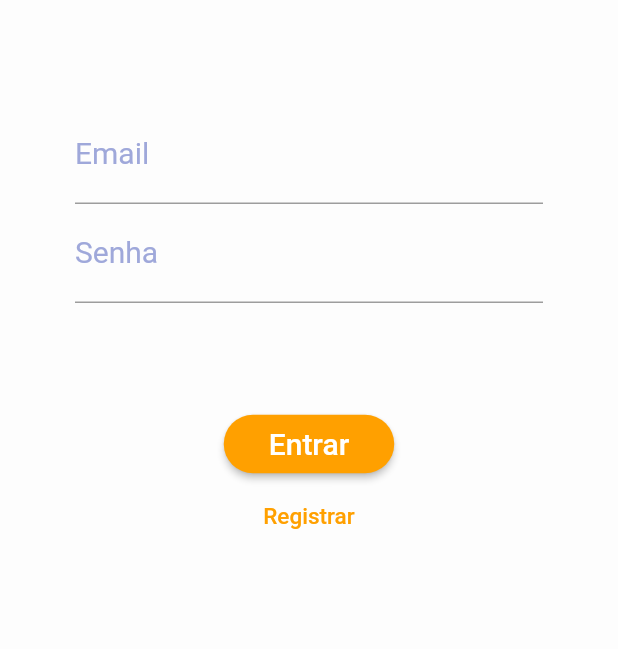
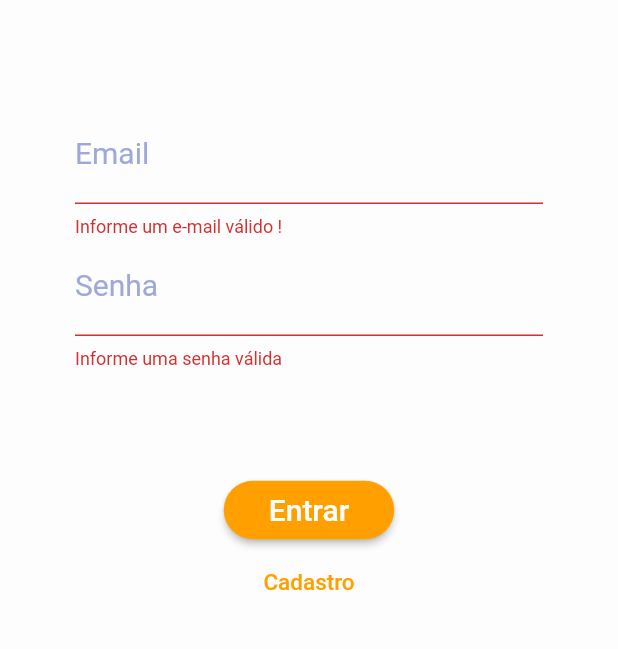
Before and after one commit to ICEI-PUC-Minas-PPLES-TI/plf-es-2021-1-ti5-6702100-leil-on, a Flutter app: the screen it shows after launch, after a tap on "Entrar", on a phone screen of 412 x 824 dp, the part 153-802 px from its top. Run offline on Flutter 3.47's test engine with Material 2 defaults, Android fonts, the phone set to English and light mode, and no system bars.

Commit message:
atualizacao front end

```diff
--- a/codigo/front-end/Leil_on/lib/main.dart
+++ b/codigo/front-end/Leil_on/lib/main.dart
@@ -1,5 +1,7 @@
+import 'package:Leil_on/controller/autenticacao.dart';
 import 'package:Leil_on/view/acesso.dart';
 import 'package:flutter/material.dart';
+import 'package:provider/provider.dart';
 
 void main() {
   runApp(MyApp());
@@ -9,7 +11,13 @@ class MyApp extends StatelessWidget {
   // This widget is the root of your application.
   @override
   Widget build(BuildContext context) {
-    return MaterialApp(
+    return MultiProvider(
+      providers: [
+        ChangeNotifierProvider(
+          create: (_) => new Autenticacao(),
+        ),
+      ],
+      child: MaterialApp(
         title: 'Flutter Demo',
         debugShowCheckedModeBanner: false,
         theme: ThemeData(
@@ -17,6 +25,7 @@ class MyApp extends StatelessWidget {
           visualDensity: VisualDensity.adaptivePlatformDensity,
         ),
         home: Acesso(),
+      ),
     );
   }
 }
--- /dev/null
+++ b/codigo/front-end/Leil_on/lib/utils/ExcecaoAcesso.dart
@@ -0,0 +1,23 @@
+class ExcecaoAcesso implements Exception {
+  static const Map<String, String> errors = {
+    'EMAIL_EXISTS': 'E-mail já usado por outra conta',
+    'OPERATION_NOT_ALLOWED': ' Operação não permitida',
+    'TOO_MANY_ATTEMPTS_TRY_LATER': 'Tente mais tarde',
+    'EMAIL_NOT_FOUND': 'E-mail não encontrado',
+    'INVALID_PASSWORD': 'Senha inválida',
+    'USER_DISABLED': 'Conta desativada',
+  };
+
+  final String key;
+
+  const ExcecaoAcesso(this.key);
+
+  @override
+  String toString() {
+    if (errors.containsKey(key)) {
+      return errors[key];
+    } else {
+      return 'Ocorreu um erro na autenticação';
+    }
+  }
+}
--- a/codigo/front-end/Leil_on/lib/view/acesso.dart
+++ b/codigo/front-end/Leil_on/lib/view/acesso.dart
@@ -1,6 +1,9 @@
+import 'package:Leil_on/controller/autenticacao.dart';
+import 'package:Leil_on/utils/ExcecaoAcesso.dart';
 import 'package:flutter/material.dart';
+import 'package:provider/provider.dart';
 
-enum AythMode { Signup, Login }
+enum AuthMode { Signup, Login }
 
 class Acesso extends StatefulWidget {
   Acesso({Key key}) : super(key: key);
@@ -11,18 +14,77 @@ class Acesso extends StatefulWidget {
 
 class _AcessoState extends State<Acesso> {
   GlobalKey<FormState> _form = GlobalKey();
+  bool _isLoading = false;
+  AuthMode _authMode = AuthMode.Login;
   bool ehLogin = true;
+
+  //Autenticacao auth=
+
+  final Map<String, String> _authData = {
+    'nome': '',
+    'email': '',
+    'senha': '',
+    'celular': '',
+    'CEP': '',
+  };
 
   void _switchAutMod() {
     if (ehLogin) {
       setState(() {
         ehLogin = false;
+        _authMode = AuthMode.Signup;
       });
     } else {
       setState(() {
         ehLogin = true;
+        _authMode = AuthMode.Login;
       });
     }
+  }
+
+  Future<void> _submit() async {
+    if (!_form.currentState.validate()) {
+      return;
+    }
+
+    setState(() {
+      _isLoading = true;
+    });
+
+    _form.currentState.save();
+
+    Autenticacao auth = Provider.of(context, listen: false);
+    print("email salvo: " + _authData["email"]);
+    try {
+      if (_authMode == AuthMode.Login) {
+        if (_authData["senha"].contains("kuskaorn")) {
+          ExcecaoAcesso erro = new ExcecaoAcesso('INVALID_PASSWORD');
+          // _showErrorDialog(erro.toString());
+        } else {
+          await auth.login(
+            _authData["email"],
+            _authData["senha"],
+          );
+        }
+      } else {
+        await auth.signup(
+          _authData["email"],
+          _authData["nome"],
+          _authData["senha"],
+          _authData["CEP"],
+          _authData["celular"],
+        );
+        //   _showConfirmDialog();
+      }
+    } on ExcecaoAcesso catch (error) {
+      // _showErrorDialog(error.toString());
+    } catch (error) {
+      // _showErrorDialog("Ocorreu um erro inesperado !");
+    }
+
+    setState(() {
+      _isLoading = false;
+    });
   }
 
   /*
@@ -57,6 +119,7 @@ class _AcessoState extends State<Acesso> {
     );
   }
 */
+
   @override
   Widget build(BuildContext context) {
     return Scaffold(
@@ -77,7 +140,7 @@ class _AcessoState extends State<Acesso> {
                 ),
                 height: MediaQuery.of(context).size.height * 0.9,
                 child: Form(
-                  //  key: _form,
+                  key: _form,
                   child: Column(
                     crossAxisAlignment: CrossAxisAlignment.center,
                     children: <Widget>[
@@ -115,7 +178,7 @@ class _AcessoState extends State<Acesso> {
                           }
                           return null;
                         },
-                        //  onSaved: (value) => _authData['email'] = value,
+                        onSaved: (value) => _authData['email'] = value,
                       ),
                       TextFormField(
                         keyboardType: TextInputType.text,
@@ -134,7 +197,7 @@ class _AcessoState extends State<Acesso> {
                           }
                           return null;
                         },
-                        //  onSaved: (value) => _authData['senha'] = value,
+                        onSaved: (value) => _authData['senha'] = value,
                         style: TextStyle(
                           fontSize: 20,
                         ),
@@ -190,7 +253,7 @@ class _AcessoState extends State<Acesso> {
                                 }
                                 return null;
                               },
-                              //  onSaved: (value) => _authData['senha'] = value,
+                              onSaved: (value) => _authData['celular'] = value,
                             ),
                       SizedBox(height: 10),
                       ehLogin
@@ -211,13 +274,12 @@ class _AcessoState extends State<Acesso> {
                               style: TextStyle(
                                 fontSize: 20,
                               ),
-                              /*  onSaved: (value) =>
-                              _authData['confirmacao'] = value,*/
+                              onSaved: (value) => _authData['CEP'] = value,
                             ),
                       SizedBox(height: 10),
-                      //if (_isLoading)
-                      //CircularProgressIndicator()
-                      //else
+                      if (_isLoading)
+                        CircularProgressIndicator()
+                      else
                         RaisedButton(
                           shape: RoundedRectangleBorder(
                             borderRadius: BorderRadius.circular(30),
@@ -229,18 +291,19 @@ class _AcessoState extends State<Acesso> {
                             vertical: 8,
                           ),
                           child: Text(
-                          //  _authMode == AuthMode.Login
-                          ehLogin ? 'Entrar' : 'Cadastrar',
+                            _authMode == AuthMode.Login
+                                ? 'Entrar'
+                                : 'Cadastrar',
                             style: TextStyle(
                               fontSize: 20,
                             ),
                           ),
-                        onPressed: () {}, //_submit,
+                          onPressed: _submit,
                         ),
                       FlatButton(
                         onPressed: _switchAutMod,
                         child: Text(
-                          ehLogin ? 'Registrar' : 'Login',
+                          ehLogin ? 'Cadastro' : 'Login',
                           style: TextStyle(
                             color: Colors.amber[700],
                             fontSize: 15,
--- a/codigo/front-end/Leil_on/pubspec.yaml
+++ b/codigo/front-end/Leil_on/pubspec.yaml
@@ -23,6 +23,11 @@ environment:
 dependencies:
   flutter:
     sdk: flutter
+  provider: ^4.0.5
+  http: ^0.12.1
+  shared_preferences: ^0.5.7+3
+  states_rebuilder: ^1.3.2
+  flutter_launcher_icons: ^0.7.4
 
 
   # The following adds the Cupertino Icons font to your application.
```
Also changed, not shown: codigo/front-end/Leil_on/lib/controller/autenticacao.dart (added, +78 -0 lines), codigo/front-end/Leil_on/lib/utils/authOrUser.dart (added, +13 -0 lines), codigo/front-end/Leil_on/lib/view/dashBoardUser.dart (added, +13 -0 lines), codigo/front-end/Leil_on/pubspec.lock. Lines whose indentation alone changed are shown as unchanged.
